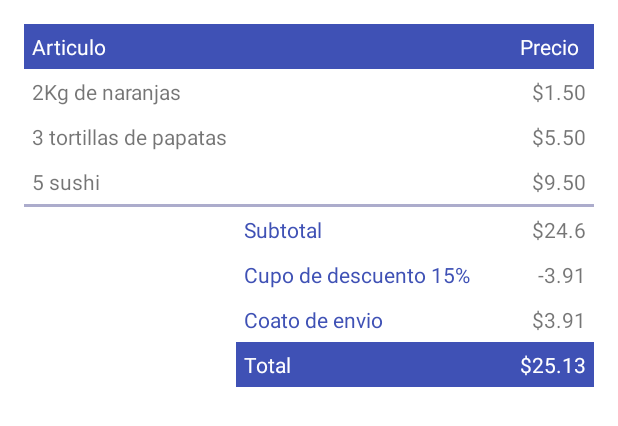
After one commit to juanjo95/kotlin-poo, an Android app: the layout tablelayout.xml on its own in the app's theme, with its tools: preview values and no code run, on a phone screen of 412 x 824 dp. The commit adds this screen. Shown: the top 426 px of the screen. Run offline under Robolectric (Android 15) with nearby library versions, the phone set to English and light mode, and no system bars.

Commit message:
Feat 🚀 : TableLayout

```diff
--- /dev/null
+++ b/app/src/main/res/layout/tablelayout.xml
@@ -0,0 +1,109 @@
+<?xml version="1.0" encoding="utf-8"?>
+<TableLayout xmlns:android="http://schemas.android.com/apk/res/android"
+    android:layout_width="match_parent"
+    android:layout_height="match_parent"
+    android:padding="16dp"
+    android:stretchColumns="1"
+    android:shrinkColumns="2">
+
+    <TableRow android:background="#3F51B5">
+        <TextView android:layout_column="0"
+            android:padding="5dp"
+            android:text="Articulo"
+            android:textColor="@color/white"/>
+        <TextView android:layout_column="2"
+            android:padding="5dp"
+            android:text="Precio"
+            android:textColor="@color/white"/>
+    </TableRow>
+
+    <TableRow>
+        <TextView android:layout_column="0"
+            android:padding="5dp"
+            android:text="2Kg de naranjas"/>
+        <TextView android:layout_column="2"
+            android:padding="5dp"
+            android:text="$1.50"
+            android:textAlignment="textEnd"/>
+    </TableRow>
+
+    <TableRow>
+        <TextView android:layout_column="0"
+            android:padding="5dp"
+            android:text="3 tortillas de papatas"/>
+        <TextView android:layout_column="2"
+            android:padding="5dp"
+            android:textAlignment="textEnd"
+            android:text="$5.50"/>
+    </TableRow>
+
+    <TableRow>
+        <TextView android:layout_column="0"
+            android:padding="5dp"
+            android:text="5 sushi"/>
+        <TextView android:layout_column="2"
+            android:padding="5dp"
+            android:textAlignment="textEnd"
+            android:text="$9.50"/>
+    </TableRow>
+    <View android:layout_height="2dp" android:background="#acaccc"/>
+
+    <TableRow>
+        <TextView android:layout_column="1"
+            android:padding="5dp"
+            android:text="Subtotal"
+            android:textColor="#3F51B5"/>
+        <TextView android:layout_width="wrap_content"
+            android:layout_height="wrap_content"
+            android:layout_column="2"
+            android:textAlignment="textEnd"
+            android:padding="5dp"
+            android:text="$24.6"/>
+    </TableRow>
+
+    <TableRow>
+        <TextView android:layout_column="1"
+            android:padding="5dp"
+            android:text="Cupo de descuento 15%"
+            android:textColor="#3F51B5"/>
+        <TextView android:layout_width="wrap_content"
+            android:layout_height="wrap_content"
+            android:layout_column="2"
+            android:textAlignment="textEnd"
+            android:padding="5dp"
+            android:text="-3.91"/>
+    </TableRow>
+
+    <TableRow>
+        <TextView android:layout_column="1"
+            android:padding="5dp"
+            android:text="Coato de envio"
+            android:textColor="#3F51B5"/>
+        <TextView android:layout_width="wrap_content"
+            android:layout_height="wrap_content"
+            android:layout_column="2"
+            android:textAlignment="textEnd"
+            android:padding="5dp"
+            android:text="$3.91"/>
+    </TableRow>
+
+    <TableRow android:layout_width="match_parent"
+        android:layout_height="match_parent">
+        <TextView android:layout_width="wrap_content"
+            android:layout_height="wrap_content"
+            android:layout_column="1"
+            android:padding="5dp"
+            android:text="Total"
+            android:background="#3F51B5"
+            android:textColor="@color/white"/>
+        <TextView android:layout_width="wrap_content"
+            android:layout_height="wrap_content"
+            android:layout_column="2"
+            android:textAlignment="textEnd"
+            android:padding="5dp"
+            android:text="$25.13"
+            android:background="#3F51B5"
+            android:textColor="@color/white"/>
+    </TableRow>
+
+</TableLayout>
```
Also changed, not shown: app/src/main/res/layout/activity_relative_layout.xml (line endings or trailing spaces).
